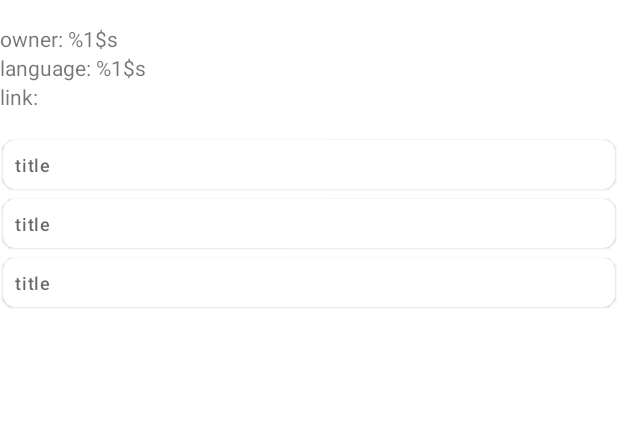
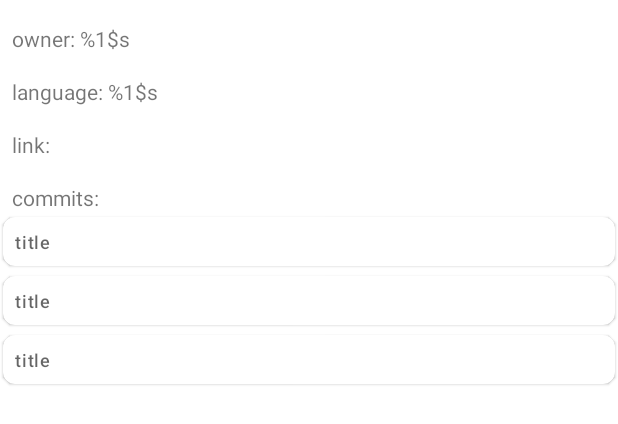
Before and after one commit to simona114/GitRepos, an Android app: the layout fragment_repository_details.xml on its own in the app's theme, with its tools: preview values and no code run, on a phone screen of 412 x 824 dp. Shown: the top 424 px of the screen. Run offline under Robolectric (Android 15) with nearby library versions, the phone set to English and light mode, and no system bars.

Commit message:
Improve repository details fragment layout

```diff
--- a/app/src/main/res/layout/fragment_repository_details.xml
+++ b/app/src/main/res/layout/fragment_repository_details.xml
@@ -10,7 +10,8 @@
         android:id="@+id/tvRepoOwner"
         android:layout_width="match_parent"
         android:layout_height="wrap_content"
-        android:layout_marginTop="16dp"
+        android:layout_marginHorizontal="8dp"
+        android:layout_marginVertical="16dp"
         android:text="@string/repo_owner"
         app:layout_constraintEnd_toEndOf="parent"
         app:layout_constraintStart_toStartOf="parent"
@@ -20,6 +21,8 @@
         android:id="@+id/tvRepoLanguage"
         android:layout_width="match_parent"
         android:layout_height="wrap_content"
+        android:layout_marginHorizontal="8dp"
+        android:layout_marginVertical="16dp"
         android:text="@string/repo_language"
         app:layout_constraintEnd_toEndOf="parent"
         app:layout_constraintStart_toStartOf="parent"
@@ -29,20 +32,32 @@
         android:id="@+id/tvRepoLink"
         android:layout_width="match_parent"
         android:layout_height="wrap_content"
+        android:layout_marginHorizontal="8dp"
+        android:layout_marginVertical="16dp"
         android:text="@string/repo_link"
         app:layout_constraintEnd_toEndOf="parent"
         app:layout_constraintStart_toStartOf="parent"
         app:layout_constraintTop_toBottomOf="@id/tvRepoLanguage" />
 
+    <TextView
+        android:id="@+id/tvRepoCommitsLabel"
+        android:layout_width="match_parent"
+        android:layout_height="wrap_content"
+        android:layout_marginHorizontal="8dp"
+        android:layout_marginVertical="16dp"
+        android:text="@string/repo_commits"
+        app:layout_constraintEnd_toEndOf="parent"
+        app:layout_constraintStart_toStartOf="parent"
+        app:layout_constraintTop_toBottomOf="@id/tvRepoLink" />
+
     <androidx.recyclerview.widget.RecyclerView
-        android:layout_marginTop="16dp"
-        tools:listitem="@layout/item_commit"
         android:id="@+id/rvRepositories"
         android:layout_width="match_parent"
         android:layout_height="0dp"
+        app:layout_constraintBottom_toBottomOf="parent"
+        app:layout_constraintEnd_toEndOf="parent"
         app:layout_constraintStart_toStartOf="parent"
-        app:layout_constraintEnd_toEndOf="parent"
-        app:layout_constraintTop_toBottomOf="@id/tvRepoLink"
-        app:layout_constraintBottom_toBottomOf="parent"/>
+        app:layout_constraintTop_toBottomOf="@id/tvRepoCommitsLabel"
+        tools:listitem="@layout/item_commit" />
 
 </androidx.constraintlayout.widget.ConstraintLayout>
--- a/app/src/main/res/values/strings.xml
+++ b/app/src/main/res/values/strings.xml
@@ -8,4 +8,5 @@
     <string name="repository_details">Repository details</string>
     <string name="repo_owner">owner:  %1$s</string>
     <string name="repo_link">link: </string>
+    <string name="repo_commits">commits:</string>
 </resources>
```
